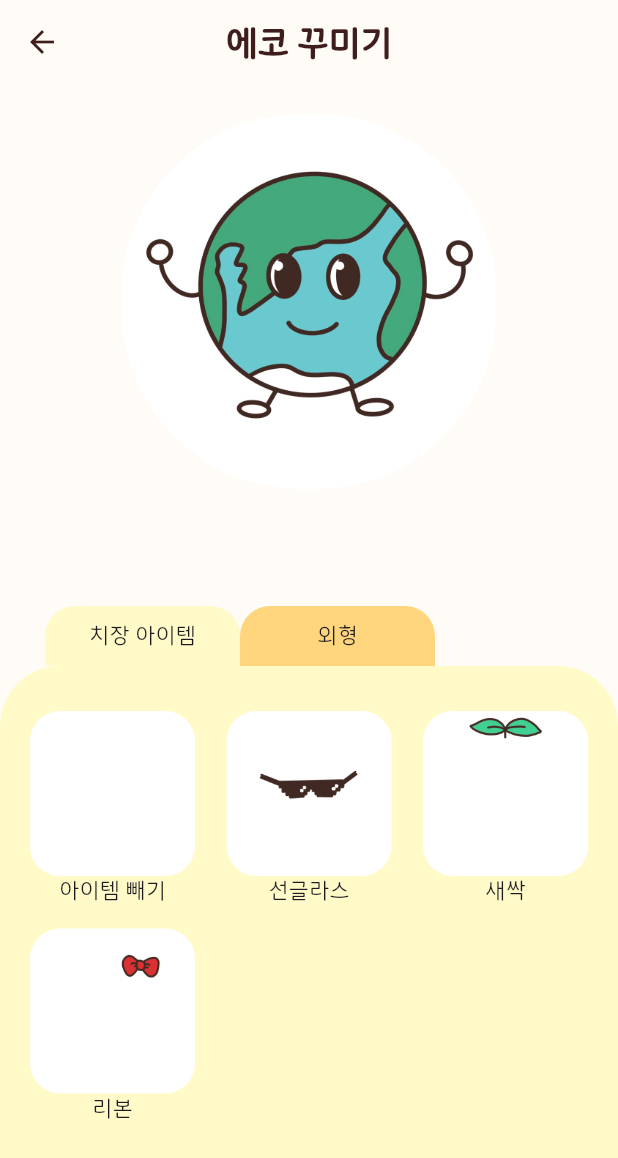
After one commit to eco-Bean/ecoBean_frontend, a Flutter app: the DecoScreen screen opened directly, on a phone screen of 412 x 824 dp. The commit adds this screen. Shown: the top 1158 px of the screen. Run offline on Flutter 3.47's test engine with Material 3 defaults, Android fonts, the phone set to English and light mode, and no system bars; our stand-ins replace image_picker; missing offline and left inert: flutter_naver_map.

Commit message:
eco deco

```diff
--- a/lib/screens/chatbot_screen.dart
+++ b/lib/screens/chatbot_screen.dart
@@ -1,5 +1,6 @@
 import 'dart:convert';
 import 'dart:io';
+import 'package:ecobean_frontend/screens/deco_screen.dart';
 import 'package:flutter/material.dart';
 import 'package:http/http.dart' as http;
 import 'package:http_parser/http_parser.dart';
@@ -203,11 +204,20 @@ class _ChatbotScreenState extends State<ChatbotScreen> {
                     crossAxisAlignment: CrossAxisAlignment.start,
                     children: [
                       if (isEcho) ...[
-                        const CircleAvatar(
-                          backgroundImage:
-                              AssetImage('assets/images/icon.png'), // 에코의 이미지
-                          radius: 20,
-                        ),
+                        GestureDetector(
+                            onTap: () {
+                              Navigator.push(
+                                context,
+                                MaterialPageRoute(
+                                  builder: (context) => DecoScreen(),
+                                ),
+                              );
+                            },
+                            child: const CircleAvatar(
+                              backgroundImage: AssetImage(
+                                  'assets/images/icon.png'), // 에코의 이미지
+                              radius: 20,
+                            )),
                         const SizedBox(width: 10),
                       ],
                       Flexible(
--- /dev/null
+++ b/lib/screens/deco_screen.dart
@@ -0,0 +1,302 @@
+import 'package:flutter/material.dart';
+
+class DecoScreen extends StatefulWidget {
+  const DecoScreen({super.key});
+
+  @override
+  State<DecoScreen> createState() => _DecoScreenState();
+}
+
+class _DecoScreenState extends State<DecoScreen> {
+  int _selectedIndex = 0; // 현재 선택된 탭 (0: 치장 아이템, 1: 외형)
+  String eco = 'assets/images/icon.png';
+  String item = 'assets/images/basic.png';
+
+  @override
+  Widget build(BuildContext context) {
+    return Scaffold(
+        appBar: AppBar(
+          backgroundColor: Colors.transparent,
+          elevation: 0,
+          leading: IconButton(
+            icon: Icon(Icons.arrow_back, color: const Color(0xFF401D1D)),
+            onPressed: () {
+              Navigator.of(context).pop();
+            },
+          ),
+          title: const Text(
+            '에코 꾸미기',
+            style: TextStyle(
+              color: Color(0xFF401D1D),
+              fontWeight: FontWeight.bold,
+            ),
+          ),
+          centerTitle: true,
+        ),
+        body: Column(
+          children: [
+            SizedBox(height: 20),
+            Container(
+              child: ClipRRect(
+                  borderRadius: BorderRadius.circular(120),
+                  child: Stack(children: [
+                    Image.asset(
+                      eco,
+                      width: 250,
+                      height: 250,
+                      fit: BoxFit.cover,
+                    ),
+                    Image.asset(
+                      item,
+                      width: 250,
+                      height: 250,
+                      fit: BoxFit.cover,
+                    )
+                  ])),
+            ),
+            const Spacer(),
+            Row(
+              children: [
+                SizedBox(width: 30),
+                GestureDetector(
+                  onTap: () {
+                    setState(() {
+                      _selectedIndex = 0; // '치장 아이템' 선택
+                    });
+                  },
+                  child: Stack(children: [
+                    Container(
+                      width: 130,
+                      height: 40,
+                      decoration: BoxDecoration(
+                        color: _selectedIndex == 0
+                            ? Color(0xFFFFFAC8)
+                            : Color(0xFFFFD67D), // 선택된 색상
+                        borderRadius: const BorderRadius.only(
+                          topLeft: Radius.circular(20),
+                          topRight: Radius.circular(20),
+                        ),
+                      ),
+                      child: Center(
+                        child: Text('치장 아이템'),
+                      ),
+                    ),
+                  ]),
+                ),
+                GestureDetector(
+                  onTap: () {
+                    setState(() {
+                      _selectedIndex = 1; // '외형' 선택
+                    });
+                  },
+                  child: Container(
+                    width: 130,
+                    height: 40,
+                    decoration: BoxDecoration(
+                      color: _selectedIndex == 1
+                          ? Color(0xFFFFFAC8)
+                          : Color(0xFFFFD67D), // 선택된 색상
+                      borderRadius: const BorderRadius.only(
+                        topLeft: Radius.circular(20),
+                        topRight: Radius.circular(20),
+                      ),
+                    ),
+                    child: Center(
+                      child: Text('외형'),
+                    ),
+                  ),
+                ),
+              ],
+            ),
+            Container(
+              decoration: BoxDecoration(
+                borderRadius: const BorderRadius.only(
+                  topLeft: Radius.circular(40),
+                  topRight: Radius.circular(40),
+                ),
+                color: const Color(0xFFFFFAC8),
+              ),
+              height: 380,
+              child: Padding(
+                padding:
+                    const EdgeInsets.symmetric(horizontal: 20, vertical: 15),
+                child: IndexedStack(
+                  index: _selectedIndex,
+                  children: [
+                    // 첫 번째 Stack ('치장 아이템')
+                    Column(
+                      children: [
+                        Padding(
+                          padding: const EdgeInsets.symmetric(vertical: 15),
+                          child: Row(
+                            mainAxisAlignment: MainAxisAlignment.spaceBetween,
+                            children: [
+                              GestureDetector(
+                                  onTap: () {
+                                    setState(() {
+                                      item = 'assets/images/basic.png';
+                                    });
+                                  },
+                                  child: Column(children: [
+                                    Container(
+                                        decoration: BoxDecoration(
+                                            borderRadius:
+                                                BorderRadius.circular(20),
+                                            color: Colors.white),
+                                        child: ClipRRect(
+                                          borderRadius:
+                                              BorderRadius.circular(25),
+                                          child: Image.asset(
+                                            'assets/images/basic.png',
+                                            width: 110,
+                                          ),
+                                        )),
+                                    Text('아이템 빼기'),
+                                  ])),
+                              GestureDetector(
+                                  onTap: () {
+                                    setState(() {
+                                      item = 'assets/images/sunglass.png';
+                                    });
+                                  },
+                                  child: Column(children: [
+                                    Container(
+                                        decoration: BoxDecoration(
+                                            borderRadius:
+                                                BorderRadius.circular(20),
+                                            color: Colors.white),
+                                        child: ClipRRect(
+                                          borderRadius:
+                                              BorderRadius.circular(25),
+                                          child: Image.asset(
+                                            'assets/images/sunglass.png',
+                                            width: 110,
+                                          ),
+                                        )),
+                                    Text('선글라스'),
+                                  ])),
+                              GestureDetector(
+                                  onTap: () {
+                                    setState(() {
+                                      item = 'assets/images/sprout.png';
+                                    });
+                                  },
+                                  child: Column(children: [
+                                    Container(
+                                        decoration: BoxDecoration(
+                                            borderRadius:
+                                                BorderRadius.circular(20),
+                                            color: Colors.white),
+                                        child: ClipRRect(
+                                          borderRadius:
+                                              BorderRadius.circular(25),
+                                          child: Image.asset(
+                                            'assets/images/sprout.png',
+                                            width: 110,
+                                          ),
+                                        )),
+                                    Text('새싹'),
+                                  ])),
+                            ],
+                          ),
+                        ),
+                        Row(
+                            mainAxisAlignment: MainAxisAlignment.spaceBetween,
+                            children: [
+                              GestureDetector(
+                                onTap: () {
+                                  setState(() {
+                                    item = 'assets/images/rribon.png';
+                                  });
+                                },
+                                child: Column(
+                                  children: [
+                                    Container(
+                                        decoration: BoxDecoration(
+                                            borderRadius:
+                                                BorderRadius.circular(20),
+                                            color: Colors.white),
+                                        child: ClipRRect(
+                                          borderRadius:
+                                              BorderRadius.circular(25),
+                                          child: Image.asset(
+                                            'assets/images/rribon.png',
+                                            width: 110,
+                                          ),
+                                        )),
+                                    Text('리본'),
+                                  ],
+                                ),
+                              ),
+                            ])
+                      ],
+                    ),
+                    // 두 번째 Stack ('외형')
+                    Column(
+                      children: [
+                        Padding(
+                          padding: const EdgeInsets.symmetric(vertical: 15),
+                          child: Row(
+                            mainAxisAlignment: MainAxisAlignment.spaceBetween,
+                            children: [
+                              GestureDetector(
+                                  onTap: () {
+                                    setState(() {
+                                      eco = 'assets/images/icon.png';
+                                    });
+                                  },
+                                  child: Column(children: [
+                                    ClipRRect(
+                                      borderRadius: BorderRadius.circular(25),
+                                      child: Image.asset(
+                                        'assets/images/icon.png',
+                                        width: 110,
+                                      ),
+                                    ),
+                                    Text('기본'),
+                                  ])),
+                              GestureDetector(
+                                  onTap: () {
+                                    setState(() {
+                                      eco = 'assets/images/yeco.png';
+                                    });
+                                  },
+                                  child: Column(children: [
+                                    ClipRRect(
+                                      borderRadius: BorderRadius.circular(25),
+                                      child: Image.asset(
+                                        'assets/images/yeco.png',
+                                        width: 110,
+                                      ),
+                                    ),
+                                    Text('노란 에코'),
+                                  ])),
+                              GestureDetector(
+                                  onTap: () {
+                                    setState(() {
+                                      eco = 'assets/images/beco.png';
+                                    });
+                                  },
+                                  child: Column(children: [
+                                    ClipRRect(
+                                      borderRadius: BorderRadius.circular(25),
+                                      child: Image.asset(
+                                        'assets/images/beco.png',
+                                        width: 110,
+                                      ),
+                                    ),
+                                    Text('파란 에코'),
+                                  ])),
+                            ],
+                          ),
+                        ),
+                      ],
+                    ),
+                  ],
+                ),
+              ),
+            ),
+          ],
+        ));
+  }
+}
--- a/lib/screens/onboarding_screen.dart
+++ b/lib/screens/onboarding_screen.dart
@@ -16,9 +16,7 @@ class OnboardingScreen extends StatelessWidget {
                 'assets/images/environment-icon2.png',
                 height: 100,
               ),
-
               SizedBox(height: 10),
-
               Text(
                 '탄소중립\n지속 가능성을 손 안에 담다',
                 textAlign: TextAlign.center,
@@ -28,9 +26,7 @@ class OnboardingScreen extends StatelessWidget {
                   color: Color(0xFF401D1D),
                 ),
               ),
-
               SizedBox(height: 20),
-
               Text(
                 '에코콩',
                 textAlign: TextAlign.center,
```
Also changed, not shown: assets/images/basic.png (added), assets/images/beco.png (added), assets/images/ribbon.png, assets/images/ribboneco.png (added), assets/images/rribon.png (added), assets/images/sprout.png (added), assets/images/sunglass.png (added), assets/images/yeco.png (added), 1 other file.
